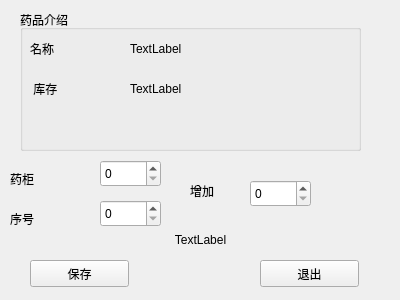
Before: the Qt Designer form SmartCabinet/ShowInf/showinf.ui in birdman1992/SmartCabinet, drawn with Qt 5.
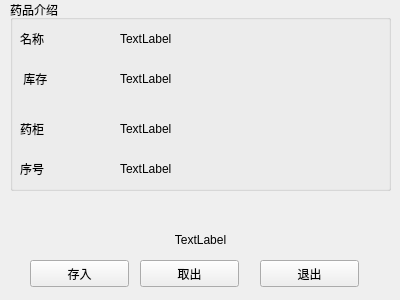
After: the same form once the commit is applied.

Commit message: 修改:         SmartCabinet/Cabinet/cabinetpanel.cpp 	修改:         SmartCabinet/ShowInf/showinf.cpp 	修改:         SmartCabinet/ShowInf/showinf.h 	修改:         SmartCabinet/ShowInf/showinf.ui 	修改:         SmartCabinet/mainwidget.cpp 	修改:         SmartCabinet/mainwidget.h

Diff of the .ui file:
```diff
--- a/SmartCabinet/ShowInf/showinf.ui
+++ b/SmartCabinet/ShowInf/showinf.ui
@@ -13,52 +13,6 @@
   <property name="windowTitle">
    <string>Form</string>
   </property>
-  <widget class="QLabel" name="label_5">
-   <property name="geometry">
-    <rect>
-     <x>10</x>
-     <y>170</y>
-     <width>67</width>
-     <height>17</height>
-    </rect>
-   </property>
-   <property name="text">
-    <string>药柜</string>
-   </property>
-  </widget>
-  <widget class="QSpinBox" name="cabinet">
-   <property name="geometry">
-    <rect>
-     <x>100</x>
-     <y>160</y>
-     <width>61</width>
-     <height>27</height>
-    </rect>
-   </property>
-  </widget>
-  <widget class="QSpinBox" name="lattice">
-   <property name="geometry">
-    <rect>
-     <x>100</x>
-     <y>200</y>
-     <width>61</width>
-     <height>27</height>
-    </rect>
-   </property>
-  </widget>
-  <widget class="QLabel" name="label_6">
-   <property name="geometry">
-    <rect>
-     <x>10</x>
-     <y>210</y>
-     <width>67</width>
-     <height>17</height>
-    </rect>
-   </property>
-   <property name="text">
-    <string>序号</string>
-   </property>
-  </widget>
   <widget class="QPushButton" name="save">
    <property name="geometry">
     <rect>
@@ -69,7 +23,7 @@
     </rect>
    </property>
    <property name="text">
-    <string>保存</string>
+    <string>存入</string>
    </property>
   </widget>
   <widget class="QPushButton" name="close">
@@ -85,36 +39,13 @@
     <string>退出</string>
    </property>
   </widget>
-  <widget class="QSpinBox" name="add">
-   <property name="geometry">
-    <rect>
-     <x>250</x>
-     <y>180</y>
-     <width>61</width>
-     <height>27</height>
-    </rect>
-   </property>
-  </widget>
-  <widget class="QLabel" name="label_7">
-   <property name="geometry">
-    <rect>
-     <x>190</x>
-     <y>180</y>
-     <width>67</width>
-     <height>21</height>
-    </rect>
-   </property>
-   <property name="text">
-    <string>增加</string>
-   </property>
-  </widget>
   <widget class="QGroupBox" name="groupBox">
    <property name="geometry">
     <rect>
-     <x>20</x>
-     <y>10</y>
-     <width>341</width>
-     <height>141</height>
+     <x>10</x>
+     <y>0</y>
+     <width>381</width>
+     <height>191</height>
     </rect>
    </property>
    <property name="title">
@@ -172,6 +103,67 @@
      <string>TextLabel</string>
     </property>
    </widget>
+   <widget class="QLabel" name="label_5">
+    <property name="geometry">
+     <rect>
+      <x>10</x>
+      <y>120</y>
+      <width>67</width>
+      <height>17</height>
+     </rect>
+    </property>
+    <property name="text">
+     <string>药柜</string>
+    </property>
+   </widget>
+   <widget class="QLabel" name="label_6">
+    <property name="geometry">
+     <rect>
+      <x>10</x>
+      <y>160</y>
+      <width>67</width>
+      <height>17</height>
+     </rect>
+    </property>
+    <property name="text">
+     <string>序号</string>
+    </property>
+   </widget>
+   <widget class="QLabel" name="cabinet">
+    <property name="geometry">
+     <rect>
+      <x>110</x>
+      <y>120</y>
+      <width>67</width>
+      <height>17</height>
+     </rect>
+    </property>
+    <property name="text">
+     <string>TextLabel</string>
+    </property>
+   </widget>
+   <widget class="QLabel" name="num_2">
+    <property name="geometry">
+     <rect>
+      <x>110</x>
+      <y>160</y>
+      <width>67</width>
+      <height>17</height>
+     </rect>
+    </property>
+    <property name="text">
+     <string>TextLabel</string>
+    </property>
+   </widget>
+   <zorder>label</zorder>
+   <zorder>name</zorder>
+   <zorder>label_3</zorder>
+   <zorder>num</zorder>
+   <zorder>label_5</zorder>
+   <zorder>label_6</zorder>
+   <zorder>cabinet</zorder>
+   <zorder>num_2</zorder>
+   <zorder>exist</zorder>
   </widget>
   <widget class="QLabel" name="exist">
    <property name="geometry">
@@ -189,6 +181,19 @@
     <set>Qt::AlignCenter</set>
    </property>
   </widget>
+  <widget class="QPushButton" name="out">
+   <property name="geometry">
+    <rect>
+     <x>140</x>
+     <y>260</y>
+     <width>99</width>
+     <height>27</height>
+    </rect>
+   </property>
+   <property name="text">
+    <string>取出</string>
+   </property>
+  </widget>
  </widget>
  <resources/>
  <connections/>
```
The commit also changes 71 other files.
